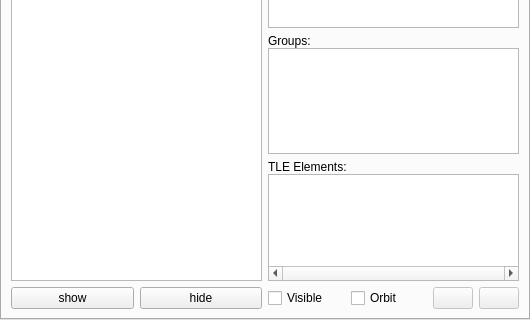
This is plugins/Satellites/src/gui/satellitesDialog.ui in 519984307/stellarium_src as Qt 5 draws it before an edit; both pictures show x 0 to 530 and y 181 to 501 of the 530 by 501 pixel window. The edited form follows.
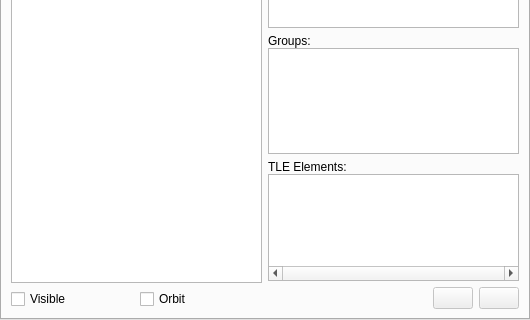
This is the edited form. The open tabs and pages were chosen to show the change. Icons and pictures are not drawn. Custom widgets are drawn as their Qt base class.

Commit message: satellite plugin: orbit checkbox now operates on multiple selections in satellites tab of config dialog

```diff
--- a/plugins/Satellites/src/gui/satellitesDialog.ui
+++ b/plugins/Satellites/src/gui/satellitesDialog.ui
@@ -407,22 +407,22 @@
          <item>
           <layout class="QHBoxLayout" name="horizontalLayout_3">
            <item>
-            <widget class="QPushButton" name="showButton">
-             <property name="toolTip">
-              <string>make selected satellites visible</string>
-             </property>
+            <widget class="QCheckBox" name="visibleCheckbox">
              <property name="text">
-              <string>show</string>
+              <string>Visible</string>
+             </property>
+             <property name="tristate">
+              <bool>false</bool>
              </property>
             </widget>
            </item>
            <item>
-            <widget class="QPushButton" name="hideButton">
-             <property name="toolTip">
-              <string>make selected satellites non-visible</string>
-             </property>
+            <widget class="QCheckBox" name="orbitCheckbox">
              <property name="text">
-              <string>hide</string>
+              <string>Orbit</string>
+             </property>
+             <property name="tristate">
+              <bool>false</bool>
              </property>
             </widget>
            </item>
@@ -566,18 +566,17 @@
          <item>
           <layout class="QHBoxLayout" name="horizontalLayout_2">
            <item>
-            <widget class="QCheckBox" name="visibleCheckbox">
-             <property name="text">
-              <string>Visible</string>
+            <spacer name="horizontalSpacer_2">
+             <property name="orientation">
+              <enum>Qt::Horizontal</enum>
              </property>
-            </widget>
-           </item>
-           <item>
-            <widget class="QCheckBox" name="orbitCheckbox">
-             <property name="text">
-              <string>Orbit</string>
+             <property name="sizeHint" stdset="0">
+              <size>
+               <width>40</width>
+               <height>20</height>
+              </size>
              </property>
-            </widget>
+            </spacer>
            </item>
            <item>
             <widget class="QPushButton" name="commsButton">
```
Left out of the diff: 2 changed lines with no effect on the pictures. The commit also changes 2 other files.
